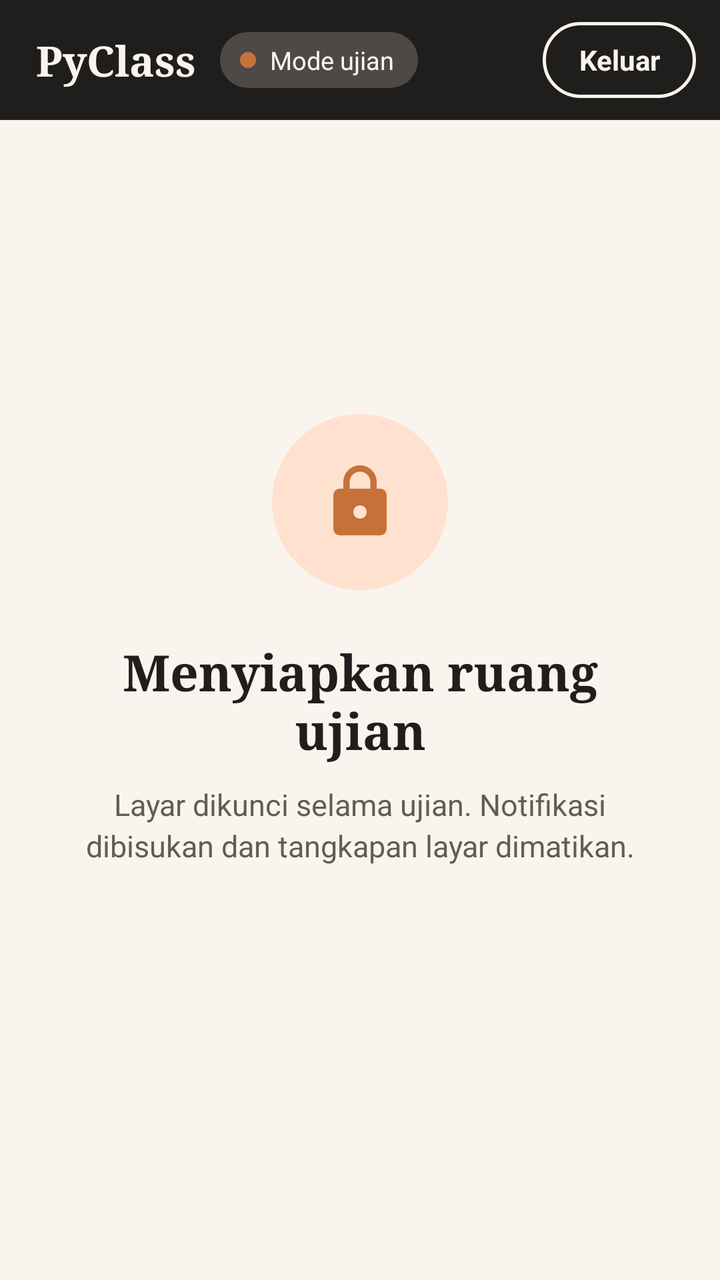
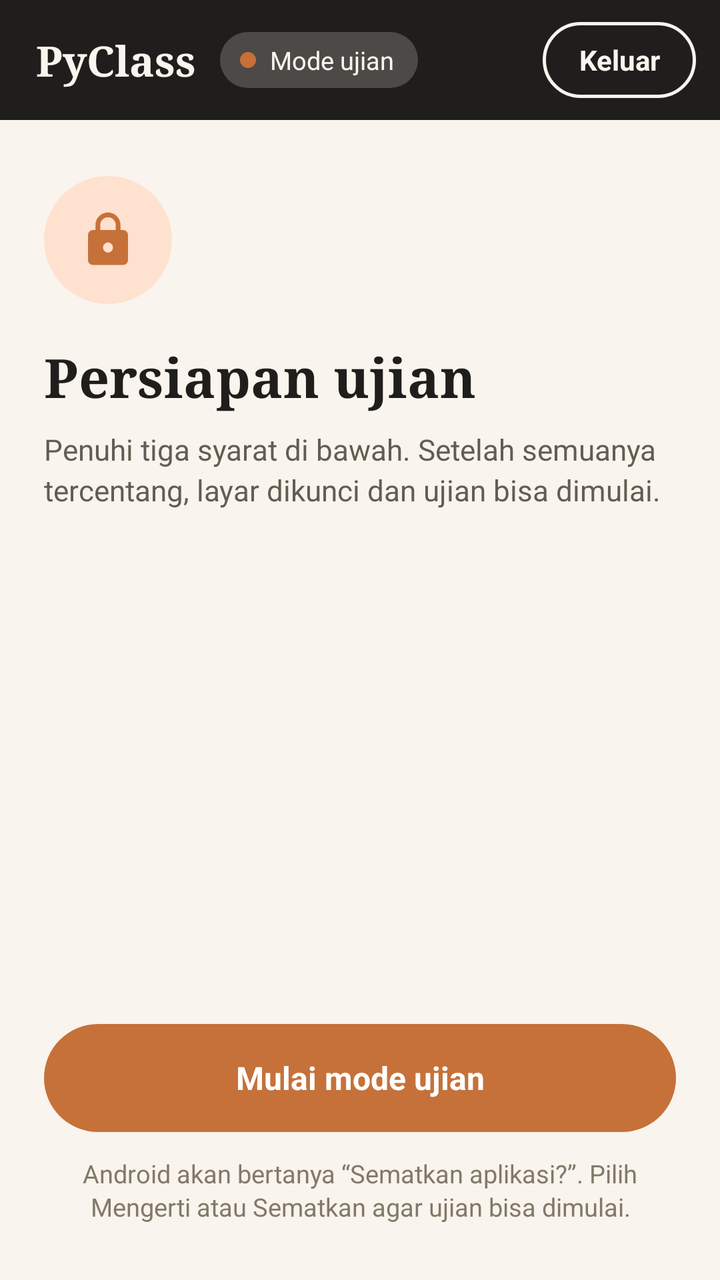

Two renders of the same Android screen: before a commit and after it. Below are the layout's source before the change and the commit's diff.
<!-- AndroidManifest.xml: application theme Tema.PyClass -->
<!-- res/layout/activity_utama.xml -->
<?xml version="1.0" encoding="utf-8"?>
<FrameLayout xmlns:android="http://schemas.android.com/apk/res/android"
    android:layout_width="match_parent"
    android:layout_height="match_parent"
    android:background="@color/krem">

    <LinearLayout
        android:layout_width="match_parent"
        android:layout_height="match_parent"
        android:orientation="vertical">

        
        <LinearLayout
            android:layout_width="match_parent"
            android:layout_height="60dp"
            android:background="@color/tinta"
            android:gravity="center_vertical"
            android:orientation="horizontal"
            android:paddingStart="18dp"
            android:paddingEnd="12dp">

            <TextView
                android:layout_width="wrap_content"
                android:layout_height="wrap_content"
                android:fontFamily="serif"
                android:text="@string/merek"
                android:textColor="@color/krem"
                android:textSize="21sp"
                android:textStyle="bold" />

            <LinearLayout
                android:layout_width="wrap_content"
                android:layout_height="28dp"
                android:layout_marginStart="12dp"
                android:background="@drawable/bg_chip_gelap"
                android:gravity="center_vertical"
                android:orientation="horizontal"
                android:paddingStart="10dp"
                android:paddingEnd="12dp">

                <View
                    android:id="@+id/titik_status"
                    android:layout_width="8dp"
                    android:layout_height="8dp"
                    android:background="@drawable/bg_titik_status" />

                <TextView
                    android:id="@+id/label_status"
                    android:layout_width="wrap_content"
                    android:layout_height="wrap_content"
                    android:layout_marginStart="7dp"
                    android:text="@string/status_siap"
                    android:textColor="@color/krem"
                    android:textSize="12.5sp" />
            </LinearLayout>

            <Space
                android:layout_width="0dp"
                android:layout_height="1dp"
                android:layout_weight="1" />

            <TextView
                android:id="@+id/tombol_keluar"
                android:layout_width="wrap_content"
                android:layout_height="38dp"
                android:background="@drawable/bg_tombol_garis_terang"
                android:clickable="true"
                android:focusable="true"
                android:gravity="center"
                android:paddingStart="18dp"
                android:paddingEnd="18dp"
                android:text="@string/tombol_keluar"
                android:textColor="@color/krem"
                android:textSize="14sp"
                android:textStyle="bold" />
        </LinearLayout>

        <ProgressBar
            android:id="@+id/progres_muat"
            style="@android:style/Widget.ProgressBar.Horizontal"
            android:layout_width="match_parent"
            android:layout_height="3dp"
            android:max="100"
            android:maxHeight="3dp"
            android:minHeight="3dp"
            android:progressDrawable="@drawable/progres_muat" />

        <WebView
            android:id="@+id/web"
            android:layout_width="match_parent"
            android:layout_height="0dp"
            android:layout_weight="1" />
    </LinearLayout>

    
    <LinearLayout
        android:id="@+id/lapisan_muat"
        android:layout_width="match_parent"
        android:layout_height="match_parent"
        android:layout_marginTop="60dp"
        android:background="@color/krem"
        android:clickable="true"
        android:gravity="center"
        android:orientation="vertical"
        android:padding="36dp">

        <FrameLayout
            android:layout_width="88dp"
            android:layout_height="88dp"
            android:background="@drawable/bg_lingkaran_ikon">

            <ImageView
                android:layout_width="40dp"
                android:layout_height="40dp"
                android:layout_gravity="center"
                android:contentDescription="@null"
                android:src="@drawable/ic_gembok"
                android:tint="@color/jingga" />
        </FrameLayout>

        <TextView
            android:layout_width="wrap_content"
            android:layout_height="wrap_content"
            android:layout_marginTop="24dp"
            android:fontFamily="serif"
            android:gravity="center"
            android:text="@string/muat_judul"
            android:textColor="@color/tinta"
            android:textSize="25sp"
            android:textStyle="bold" />

        <TextView
            android:layout_width="wrap_content"
            android:layout_height="wrap_content"
            android:layout_marginTop="10dp"
            android:gravity="center"
            android:lineSpacingExtra="3dp"
            android:maxWidth="320dp"
            android:text="@string/muat_pesan"
            android:textColor="@color/redup"
            android:textSize="15sp" />

        <ProgressBar
            android:layout_width="30dp"
            android:layout_height="30dp"
            android:layout_marginTop="30dp"
            android:indeterminateTint="@color/jingga" />
    </LinearLayout>

    
    <LinearLayout
        android:id="@+id/lapisan_offline"
        android:layout_width="match_parent"
        android:layout_height="match_parent"
        android:layout_marginTop="60dp"
        android:background="@color/krem"
        android:clickable="true"
        android:gravity="center"
        android:orientation="vertical"
        android:padding="36dp"
        android:visibility="gone">

        <FrameLayout
            android:layout_width="88dp"
            android:layout_height="88dp"
            android:background="@drawable/bg_lingkaran_ikon">

            <ImageView
                android:layout_width="40dp"
                android:layout_height="40dp"
                android:layout_gravity="center"
                android:contentDescription="@null"
                android:src="@drawable/ic_awan_mati"
                android:tint="@color/jingga" />
        </FrameLayout>

        <TextView
            android:layout_width="wrap_content"
            android:layout_height="wrap_content"
            android:layout_marginTop="24dp"
            android:fontFamily="serif"
            android:gravity="center"
            android:text="@string/offline_judul"
            android:textColor="@color/tinta"
            android:textSize="25sp"
            android:textStyle="bold" />

        <TextView
            android:layout_width="wrap_content"
            android:layout_height="wrap_content"
            android:layout_marginTop="10dp"
            android:gravity="center"
            android:lineSpacingExtra="3dp"
            android:maxWidth="320dp"
            android:text="@string/offline_pesan"
            android:textColor="@color/redup"
            android:textSize="15sp" />

        <TextView
            android:id="@+id/tombol_coba_lagi"
            android:layout_width="wrap_content"
            android:layout_height="50dp"
            android:layout_marginTop="28dp"
            android:background="@drawable/bg_tombol_primer"
            android:clickable="true"
            android:focusable="true"
            android:gravity="center"
            android:paddingStart="32dp"
            android:paddingEnd="32dp"
            android:text="@string/offline_coba_lagi"
            android:textColor="@color/permukaan"
            android:textSize="15sp"
            android:textStyle="bold" />
    </LinearLayout>

    
    <FrameLayout
        android:id="@+id/lapisan_darurat"
        android:layout_width="match_parent"
        android:layout_height="match_parent"
        android:background="@color/tirai"
        android:visibility="gone">

        <LinearLayout
            android:id="@+id/lembar_darurat"
            android:layout_width="match_parent"
            android:layout_height="wrap_content"
            android:layout_gravity="bottom"
            android:background="@drawable/bg_lembar_bawah"
            android:orientation="vertical"
            android:paddingStart="28dp"
            android:paddingTop="28dp"
            android:paddingEnd="28dp"
            android:paddingBottom="36dp">

            <LinearLayout
                android:layout_width="match_parent"
                android:layout_height="wrap_content"
                android:gravity="center_vertical"
                android:orientation="horizontal">

                <FrameLayout
                    android:layout_width="52dp"
                    android:layout_height="52dp"
                    android:background="@drawable/bg_lingkaran_ikon">

                    <ImageView
                        android:layout_width="26dp"
                        android:layout_height="26dp"
                        android:layout_gravity="center"
                        android:contentDescription="@null"
                        android:src="@drawable/ic_alarm"
                        android:tint="@color/jingga_tua" />
                </FrameLayout>

                <TextView
                    android:layout_width="0dp"
                    android:layout_height="wrap_content"
                    android:layout_marginStart="16dp"
                    android:layout_weight="1"
                    android:fontFamily="serif"
                    android:text="@string/darurat_judul"
                    android:textColor="@color/tinta"
                    android:textSize="22sp"
                    android:textStyle="bold" />

                <TextView
                    android:id="@+id/hitung_darurat"
                    android:layout_width="wrap_content"
                    android:layout_height="wrap_content"
                    android:fontFamily="monospace"
                    android:text="10"
                    android:textColor="@color/jingga_tua"
                    android:textSize="30sp"
                    android:textStyle="bold" />
            </LinearLayout>

            <TextView
                android:layout_width="match_parent"
                android:layout_height="wrap_content"
                android:layout_marginTop="14dp"
                android:lineSpacingExtra="3dp"
                android:text="@string/darurat_pesan"
                android:textColor="@color/badan"
                android:textSize="14.5sp" />

            <ProgressBar
                android:id="@+id/progres_darurat"
                style="@android:style/Widget.ProgressBar.Horizontal"
                android:layout_width="match_parent"
                android:layout_height="10dp"
                android:layout_marginTop="22dp"
                android:max="1000"
                android:maxHeight="10dp"
                android:minHeight="10dp"
                android:progressDrawable="@drawable/progres_darurat" />

            <TextView
                android:layout_width="match_parent"
                android:layout_height="wrap_content"
                android:layout_marginTop="12dp"
                android:gravity="center"
                android:text="@string/darurat_lepas"
                android:textColor="@color/redup2"
                android:textSize="13sp" />
        </LinearLayout>
    </FrameLayout>
</FrameLayout>
<!-- resources referenced by this layout -->
<resources>
  <color name="badan">#3F3A35</color>
  <color name="jingga">#C67139</color>
  <color name="jingga_tua">#8C491A</color>
  <color name="krem">#F9F4ED</color>
  <color name="permukaan">#FFFFFF</color>
  <color name="redup">#645C50</color>
  <color name="redup2">#82796A</color>
  <color name="tinta">#201E1D</color>
  <color name="tirai">#CC201E1D</color>
  <!-- drawable bg_chip_gelap (drawable) -->
  <?xml version="1.0" encoding="utf-8"?>
  <shape xmlns:android="http://schemas.android.com/apk/res/android" android:shape="rectangle">
      <corners android:radius="999dp" />
      <solid android:color="@color/krem_tipis" />
  </shape>
  <!-- drawable bg_lembar_bawah (drawable) -->
  <?xml version="1.0" encoding="utf-8"?>
  <shape xmlns:android="http://schemas.android.com/apk/res/android" android:shape="rectangle">
      <corners android:topLeftRadius="28dp" android:topRightRadius="28dp" />
      <solid android:color="@color/permukaan" />
  </shape>
  <!-- drawable bg_lingkaran_ikon (drawable) -->
  <?xml version="1.0" encoding="utf-8"?>
  <shape xmlns:android="http://schemas.android.com/apk/res/android" android:shape="oval">
      <solid android:color="@color/jingga_muda" />
  </shape>
  <!-- drawable bg_titik_status (drawable) -->
  <?xml version="1.0" encoding="utf-8"?>
  <shape xmlns:android="http://schemas.android.com/apk/res/android" android:shape="oval">
      <solid android:color="@color/jingga" />
  </shape>
  <!-- drawable bg_tombol_garis_terang (drawable) -->
  <?xml version="1.0" encoding="utf-8"?>
  <ripple xmlns:android="http://schemas.android.com/apk/res/android" android:color="@color/riak_terang">
      <item>
          <shape android:shape="rectangle">
              <corners android:radius="999dp" />
              <stroke android:width="1.5dp" android:color="@color/krem" />
              <solid android:color="@android:color/transparent" />
          </shape>
      </item>
  </ripple>
  <!-- drawable bg_tombol_primer (drawable) -->
  <?xml version="1.0" encoding="utf-8"?>
  <ripple xmlns:android="http://schemas.android.com/apk/res/android" android:color="@color/riak_terang">
      <item>
          <shape android:shape="rectangle">
              <corners android:radius="999dp" />
              <solid android:color="@color/jingga" />
          </shape>
      </item>
  </ripple>
  <string name="darurat_judul">Keluar darurat</string>
  <string name="darurat_lepas">Lepas tombol untuk membatalkan</string>
  <string name="darurat_pesan">Tahan terus tombol Keluar. Saat hitungan habis, alarm berbunyi, kunci dilepas, dan guru menerima catatannya.</string>
  <string name="merek">PyClass</string>
  <string name="muat_judul">Menyiapkan ruang ujian</string>
  <string name="muat_pesan">Layar dikunci selama ujian. Notifikasi dibisukan dan tangkapan layar dimatikan.</string>
  <string name="offline_coba_lagi">Coba lagi</string>
  <string name="offline_judul">Tidak ada koneksi</string>
  <string name="offline_pesan">PyClass belum bisa dimuat. Periksa Wi-Fi atau data seluler, lalu coba lagi. Jawaban yang sudah kamu tulis tetap tersimpan.</string>
  <string name="status_siap">Mode ujian</string>
  <string name="tombol_keluar">Keluar</string>
  <style name="Tema.PyClass" parent="android:Theme.Material.Light.NoActionBar">
          <item name="android:windowBackground">@color/krem</item>
          <item name="android:statusBarColor">@color/tinta</item>
          <item name="android:navigationBarColor">@color/tinta</item>
          <item name="android:colorAccent">@color/jingga</item>
      </style>
  <color name="krem_tipis">#33F9F4ED</color>
  <color name="jingga_muda">#FFE1D0</color>
  <color name="riak_terang">#33F9F4ED</color>
</resources>

<!-- the commit's change to res/layout/activity_utama.xml (unified diff, before → after) -->
@@ -214,6 +214,124 @@
     </LinearLayout>
 
     
+    <ScrollView
+        android:id="@+id/lapisan_persiapan"
+        android:layout_width="match_parent"
+        android:layout_height="match_parent"
+        android:layout_marginTop="60dp"
+        android:background="@color/krem"
+        android:clickable="true"
+        android:fillViewport="true">
+
+        <LinearLayout
+            android:layout_width="match_parent"
+            android:layout_height="wrap_content"
+            android:orientation="vertical"
+            android:paddingStart="22dp"
+            android:paddingTop="28dp"
+            android:paddingEnd="22dp"
+            android:paddingBottom="28dp">
+
+            <FrameLayout
+                android:id="@+id/persiapan_lingkaran"
+                android:layout_width="64dp"
+                android:layout_height="64dp"
+                android:background="@drawable/bg_lingkaran_ikon">
+
+                <ImageView
+                    android:id="@+id/persiapan_ikon"
+                    android:layout_width="30dp"
+                    android:layout_height="30dp"
+                    android:layout_gravity="center"
+                    android:contentDescription="@null"
+                    android:src="@drawable/ic_gembok"
+                    android:tint="@color/jingga" />
+            </FrameLayout>
+
+            <TextView
+                android:id="@+id/persiapan_judul"
+                android:layout_width="wrap_content"
+                android:layout_height="wrap_content"
+                android:layout_marginTop="18dp"
+                android:fontFamily="serif"
+                android:text="@string/persiapan_judul"
+                android:textColor="@color/tinta"
+                android:textSize="27sp"
+                android:textStyle="bold" />
+
+            <TextView
+                android:id="@+id/persiapan_pesan"
+                android:layout_width="match_parent"
+                android:layout_height="wrap_content"
+                android:layout_marginTop="8dp"
+                android:lineSpacingExtra="3dp"
+                android:text="@string/persiapan_pesan"
+                android:textColor="@color/redup"
+                android:textSize="14.5sp" />
+
+            <LinearLayout
+                android:id="@+id/daftar_prasyarat"
+                android:layout_width="match_parent"
+                android:layout_height="wrap_content"
+                android:layout_marginTop="10dp"
+                android:orientation="vertical" />
+
+            <TextView
+                android:id="@+id/persiapan_galat"
+                android:layout_width="match_parent"
+                android:layout_height="wrap_content"
+                android:layout_marginTop="14dp"
+                android:lineSpacingExtra="2dp"
+                android:textColor="@color/jingga_tua"
+                android:textSize="13.5sp"
+                android:visibility="gone" />
+
+            <Space
+                android:layout_width="1dp"
+                android:layout_height="0dp"
+                android:layout_weight="1"
+                android:minHeight="20dp" />
+
+            <FrameLayout
+                android:layout_width="match_parent"
+                android:layout_height="54dp">
+
+                <TextView
+                    android:id="@+id/tombol_mulai"
+                    android:layout_width="match_parent"
+                    android:layout_height="match_parent"
+                    android:background="@drawable/bg_tombol_primer"
+                    android:clickable="true"
+                    android:focusable="true"
+                    android:gravity="center"
+                    android:text="@string/persiapan_mulai"
+                    android:textColor="@color/permukaan"
+                    android:textSize="16sp"
+                    android:textStyle="bold" />
+
+                <ProgressBar
+                    android:id="@+id/persiapan_menunggu"
+                    android:layout_width="26dp"
+                    android:layout_height="26dp"
+                    android:layout_gravity="center"
+                    android:indeterminateTint="@color/permukaan"
+                    android:visibility="gone" />
+            </FrameLayout>
+
+            <TextView
+                android:id="@+id/persiapan_catatan"
+                android:layout_width="match_parent"
+                android:layout_height="wrap_content"
+                android:layout_marginTop="12dp"
+                android:gravity="center"
+                android:lineSpacingExtra="2dp"
+                android:text="@string/persiapan_catatan"
+                android:textColor="@color/redup2"
+                android:textSize="12.5sp" />
+        </LinearLayout>
+    </ScrollView>
+
+    
     <FrameLayout
         android:id="@+id/lapisan_darurat"
         android:layout_width="match_parent"
<!-- resource entries referenced after the edit -->
@@ -61,6 +61,10 @@
   <string name="offline_coba_lagi">Coba lagi</string>
   <string name="offline_judul">Tidak ada koneksi</string>
   <string name="offline_pesan">PyClass belum bisa dimuat. Periksa Wi-Fi atau data seluler, lalu coba lagi. Jawaban yang sudah kamu tulis tetap tersimpan.</string>
+  <string name="persiapan_catatan">Android akan bertanya “Sematkan aplikasi?”. Pilih Mengerti atau Sematkan agar ujian bisa dimulai.</string>
+  <string name="persiapan_judul">Persiapan ujian</string>
+  <string name="persiapan_mulai">Mulai mode ujian</string>
+  <string name="persiapan_pesan">Penuhi tiga syarat di bawah. Setelah semuanya tercentang, layar dikunci dan ujian bisa dimulai.</string>
   <string name="status_siap">Mode ujian</string>
   <string name="tombol_keluar">Keluar</string>
   <style name="Tema.PyClass" parent="android:Theme.Material.Light.NoActionBar">
